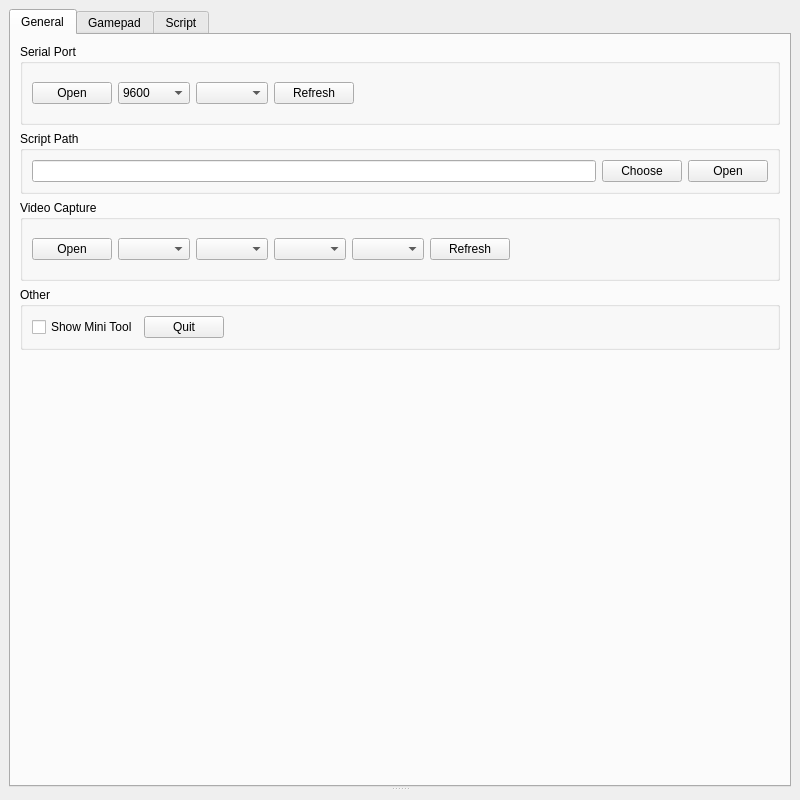
Before: the Qt Designer form gamepad.ui in zhengran14/SwitchGamepad, drawn with Qt 5.
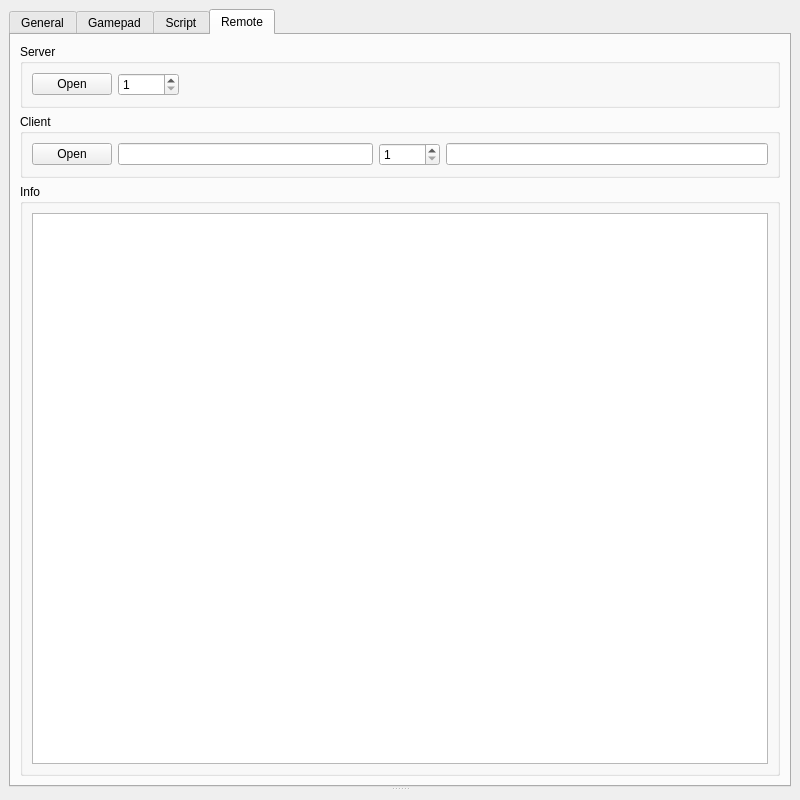
After: the same form once the commit is applied. Custom widgets are drawn as their Qt base class.

Commit message: Add socket with server and client

Patch:
```diff
--- a/gamepad.ui
+++ b/gamepad.ui
@@ -55,7 +55,7 @@
            <enum>Qt::NoFocus</enum>
           </property>
           <property name="currentIndex">
-           <number>0</number>
+           <number>3</number>
           </property>
           <widget class="QWidget" name="tab">
            <attribute name="title">
@@ -1185,6 +1185,139 @@
             </item>
            </layout>
           </widget>
+          <widget class="QWidget" name="tab_4">
+           <attribute name="title">
+            <string>Remote</string>
+           </attribute>
+           <layout class="QVBoxLayout" name="verticalLayout_4">
+            <item>
+             <widget class="QGroupBox" name="serverGroup">
+              <property name="title">
+               <string>Server</string>
+              </property>
+              <layout class="QHBoxLayout" name="horizontalLayout_10">
+               <item>
+                <widget class="QPushButton" name="serverSwitch">
+                 <property name="text">
+                  <string>Open</string>
+                 </property>
+                </widget>
+               </item>
+               <item>
+                <widget class="QWidget" name="serverInfo" native="true">
+                 <layout class="QHBoxLayout" name="horizontalLayout_12">
+                  <property name="leftMargin">
+                   <number>0</number>
+                  </property>
+                  <property name="topMargin">
+                   <number>0</number>
+                  </property>
+                  <property name="rightMargin">
+                   <number>0</number>
+                  </property>
+                  <property name="bottomMargin">
+                   <number>0</number>
+                  </property>
+                  <item>
+                   <widget class="QSpinBox" name="remotePort">
+                    <property name="minimum">
+                     <number>1</number>
+                    </property>
+                    <property name="maximum">
+                     <number>65535</number>
+                    </property>
+                   </widget>
+                  </item>
+                 </layout>
+                </widget>
+               </item>
+               <item>
+                <spacer name="horizontalSpacer_4">
+                 <property name="orientation">
+                  <enum>Qt::Horizontal</enum>
+                 </property>
+                 <property name="sizeHint" stdset="0">
+                  <size>
+                   <width>40</width>
+                   <height>20</height>
+                  </size>
+                 </property>
+                </spacer>
+               </item>
+              </layout>
+             </widget>
+            </item>
+            <item>
+             <widget class="QGroupBox" name="clientGroup">
+              <property name="title">
+               <string>Client</string>
+              </property>
+              <layout class="QHBoxLayout" name="horizontalLayout_11">
+               <item>
+                <widget class="QPushButton" name="clientSwitch">
+                 <property name="text">
+                  <string>Open</string>
+                 </property>
+                </widget>
+               </item>
+               <item>
+                <widget class="QWidget" name="clientInfo" native="true">
+                 <layout class="QHBoxLayout" name="horizontalLayout_13">
+                  <property name="leftMargin">
+                   <number>0</number>
+                  </property>
+                  <property name="topMargin">
+                   <number>0</number>
+                  </property>
+                  <property name="rightMargin">
+                   <number>0</number>
+                  </property>
+                  <property name="bottomMargin">
+                   <number>0</number>
+                  </property>
+                  <item>
+                   <widget class="QLineEdit" name="serverUrl"/>
+                  </item>
+                  <item>
+                   <widget class="QSpinBox" name="serverPort">
+                    <property name="minimum">
+                     <number>1</number>
+                    </property>
+                    <property name="maximum">
+                     <number>65535</number>
+                    </property>
+                   </widget>
+                  </item>
+                 </layout>
+                </widget>
+               </item>
+               <item>
+                <widget class="QLineEdit" name="liveUrl"/>
+               </item>
+              </layout>
+             </widget>
+            </item>
+            <item>
+             <widget class="QGroupBox" name="groupBox_5">
+              <property name="title">
+               <string>Info</string>
+              </property>
+              <layout class="QHBoxLayout" name="horizontalLayout_14">
+               <item>
+                <widget class="QTextBrowser" name="remoteInfo">
+                 <property name="enabled">
+                  <bool>true</bool>
+                 </property>
+                 <property name="acceptRichText">
+                  <bool>false</bool>
+                 </property>
+                </widget>
+               </item>
+              </layout>
+             </widget>
+            </item>
+           </layout>
+          </widget>
          </widget>
         </item>
        </layout>
```
The commit also changes 6 other files.
